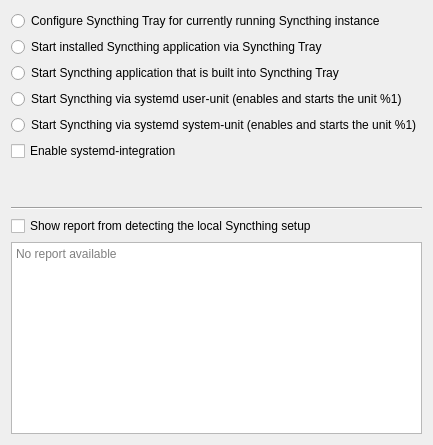
The window that widgets/settings/mainconfigwizardpage.ui (Martchus/syncthingtray) describes before a commit, drawn with Qt 5.
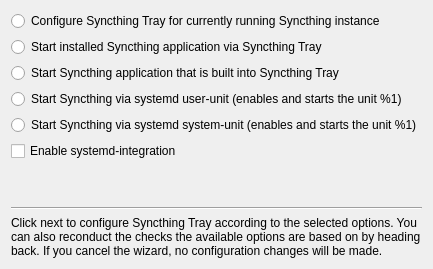
The same window after the commit. Icons and pictures are not drawn.

Commit message: Show only relevant options in wizard and improve UI for displaying details

The edit to the form file:
```diff
--- a/widgets/settings/mainconfigwizardpage.ui
+++ b/widgets/settings/mainconfigwizardpage.ui
@@ -73,20 +73,13 @@
     </widget>
    </item>
    <item>
-    <widget class="QCheckBox" name="showReportCheckBox">
+    <widget class="QLabel" name="label">
      <property name="text">
-      <string>Show report from detecting the local Syncthing setup</string>
+      <string>Click next to configure Syncthing Tray according to the selected options. You can also reconduct the checks the available options are based on by heading back. If you cancel the wizard, no configuration changes will be made.</string>
      </property>
-    </widget>
-   </item>
-   <item>
-    <widget class="QTextEdit" name="reportTextEdit">
-     <property name="readOnly">
+     <property name="wordWrap">
       <bool>true</bool>
      </property>
-     <property name="placeholderText">
-      <string>No report available</string>
-     </property>
     </widget>
    </item>
   </layout>
```
Left out of the diff: 19 changed lines with no effect on the pictures. The commit also changes 3 other files.
